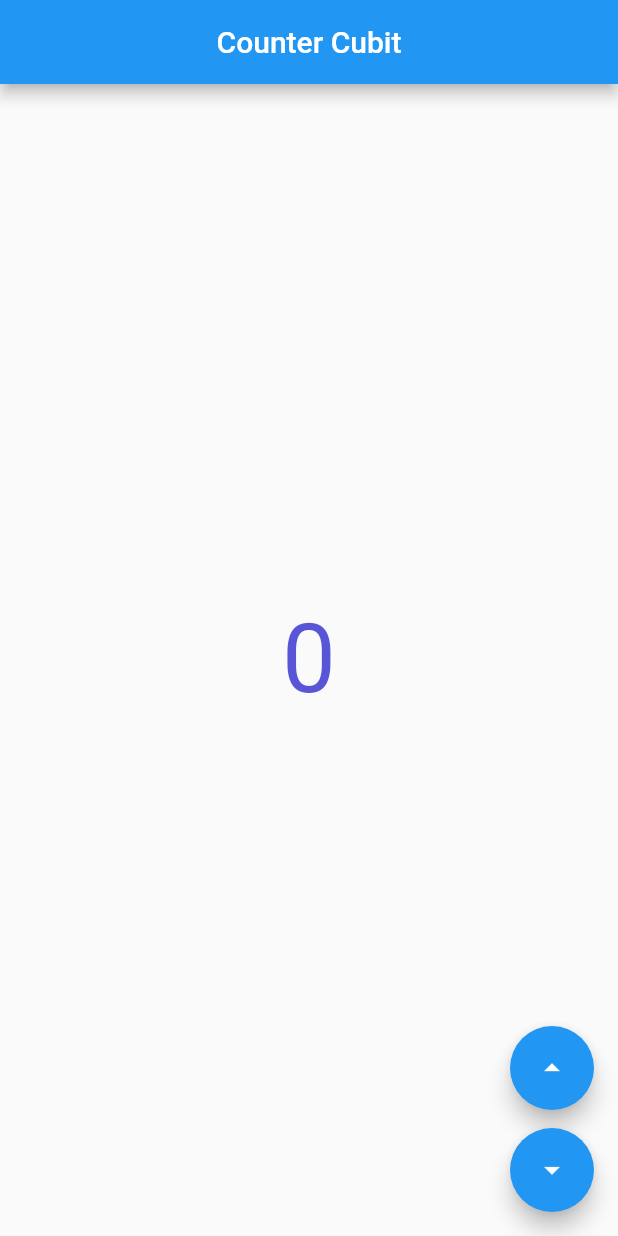
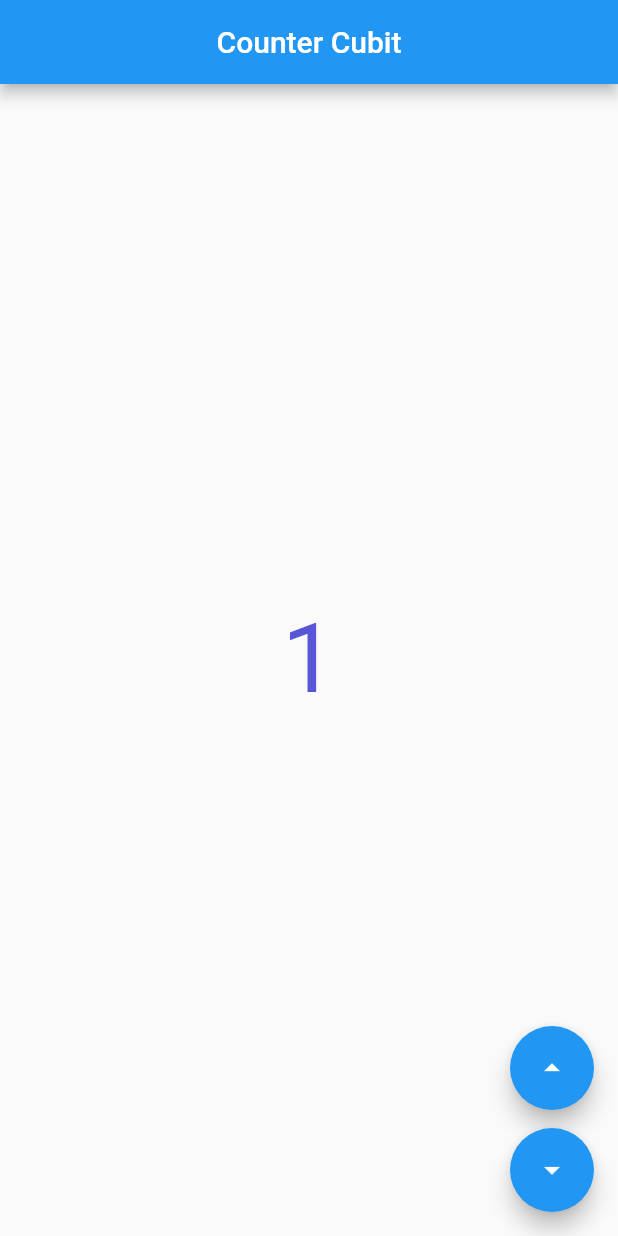
Before and after one commit to mohammad-dehghanifard/flutter_bloc_example, a Flutter app: the screen it shows after launch, after a tap on the "arrow drop up" icon, on a phone screen of 412 x 824 dp. Run offline on Flutter 3.47's test engine with Material 2 defaults, Android fonts, the phone set to English and light mode, and no system bars; our stand-ins replace dio, equatable, flutter_bloc.

Commit message:
impl counter cubit

```diff
--- a/lib/counter_cubit/counter_cubit.dart
+++ b/lib/counter_cubit/counter_cubit.dart
@@ -0,0 +1,8 @@
+import 'package:flutter_bloc/flutter_bloc.dart';
+
+class CounterCubit extends Cubit<int>{
+  CounterCubit() : super(0);
+  void increase() => emit(state + 1);
+  void decrease() => emit(state - 1);
+  void resetState() => emit(0);
+}
--- a/lib/counter_cubit/screen.dart
+++ b/lib/counter_cubit/screen.dart
@@ -1,5 +1,7 @@
 import 'package:flutter/cupertino.dart';
 import 'package:flutter/material.dart';
+import 'package:flutter_bloc/flutter_bloc.dart';
+import 'package:flutter_bloc_example/counter_cubit/counter_cubit.dart';
 
 class CounterCubitScreen extends StatelessWidget {
   const CounterCubitScreen({Key? key}) : super(key: key);
@@ -15,18 +17,30 @@ class CounterCubitScreen extends StatelessWidget {
         mainAxisAlignment: MainAxisAlignment.end,
         children: [
           FloatingActionButton(
-            onPressed: () {},
+            onPressed: () => BlocProvider.of<CounterCubit>(context).increase(),
             child: const Icon(Icons.arrow_drop_up_outlined),
           ),
           const SizedBox(height: 12),
           FloatingActionButton(
-            onPressed: () {},
+            onPressed: () => BlocProvider.of<CounterCubit>(context).decrease(),
             child: const Icon(Icons.arrow_drop_down_sharp),
           ),
         ],
       ),
-      body: const Center(
-        child: Text("0",style: TextStyle(fontSize: 64,color: CupertinoColors.systemIndigo),),
+      body:  Center(
+        child: BlocBuilder<CounterCubit,int>(
+          buildWhen: (previous, current) {
+            if(current == previous){
+              return false;
+            }else{
+              return true;
+            }
+          },
+          builder: (context, state) {
+            return Text(state.toString(), style: const TextStyle(
+                fontSize: 64, color: CupertinoColors.systemIndigo),);
+          },
+        ),
       ),
     );
   }
--- a/lib/main.dart
+++ b/lib/main.dart
@@ -1,4 +1,6 @@
 import 'package:flutter/material.dart';
+import 'package:flutter_bloc/flutter_bloc.dart';
+import 'package:flutter_bloc_example/counter_cubit/counter_cubit.dart';
 import 'main_screen.dart';
 
 void main() {
@@ -14,10 +16,14 @@ class MyApp extends StatelessWidget {
     return MaterialApp(
       title: 'Flutter Bloc Demo',
       theme: ThemeData(
-
         primarySwatch: Colors.blue,
       ),
-      home:  const MainScreen(),
+      home: MultiBlocProvider(
+        providers: [
+          BlocProvider(create: (context) => CounterCubit())
+        ],
+        child: const MainScreen(),
+      ),
     );
   }
 }
```
